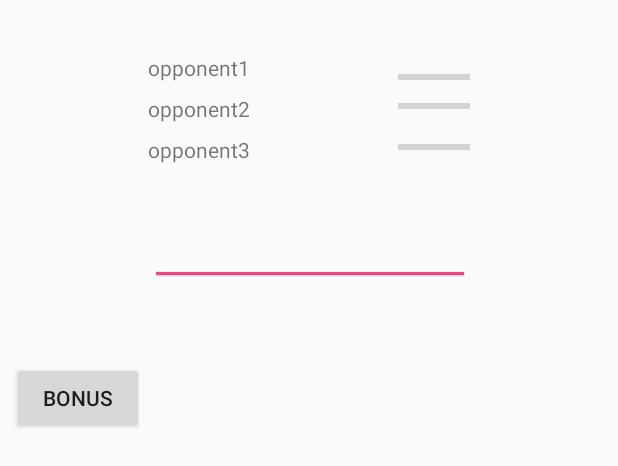
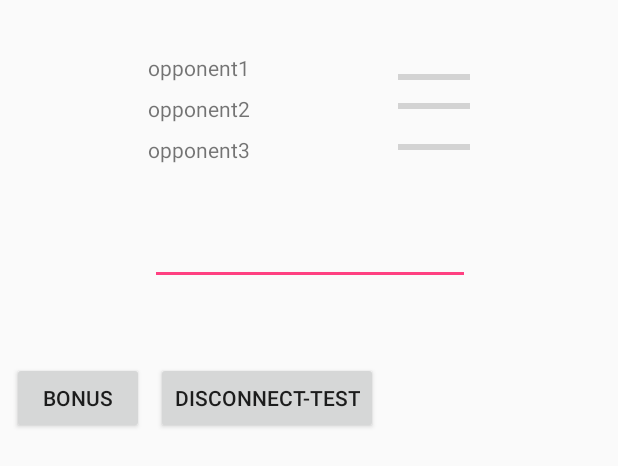
Before and after one commit to iCopyPasta/COMP512App, an Android app: the layout fragment_text_main_arena.xml on its own in the app's theme, with its tools: preview values and no code run, on a phone screen of 412 x 824 dp. Shown: the top 466 px of the screen. Run offline under Robolectric (Android 15) with nearby library versions, the phone set to English and light mode, and no system bars.

Commit message:
add logic to start unbinding our background connections client when leaving the TextFight activity as well as testing for a hosting losing connection to a peer

```diff
--- a/app/src/main/AndroidManifest.xml
+++ b/app/src/main/AndroidManifest.xml
@@ -27,7 +27,6 @@
             android:name=".TextFight"
             android:screenOrientation="portrait"
             />
-        <activity android:name=".PeersList"/>
     </application>
 
 </manifest>
--- a/app/src/main/java/com/example/pabloandtyler/comp512app/MainActivity.java
+++ b/app/src/main/java/com/example/pabloandtyler/comp512app/MainActivity.java
@@ -118,7 +118,7 @@ public class MainActivity extends AppCompatActivity {
 
     /** Finds an opponent to play the game with using Nearby Connections API. */
     public void findOpponent(View view) {
-        Log.i(TAG, "new activity: PeersList.class passed in");
+        Log.i(TAG, "new activity: MODE_PEER passed in");
         Intent intent = new Intent(this, TextFight.class);
         intent.putExtra(MODE, MODE_PEER);
         startActivity(intent);
@@ -127,7 +127,7 @@ public class MainActivity extends AppCompatActivity {
 
     /** Hosts a game for a peer using the Nearby Connections API*/
     public void hostGame(View view){
-        Log.i(TAG, "new activity: TextFight.class passed in");
+        Log.i(TAG, "new activity: MODE_HOST passed in");
         Intent intent = new Intent(this, TextFight.class);
         intent.putExtra(MODE, MODE_HOST);
         startActivity(intent);
--- a/app/src/main/java/com/example/pabloandtyler/comp512app/PeerListItemsFragment.java
+++ b/app/src/main/java/com/example/pabloandtyler/comp512app/PeerListItemsFragment.java
@@ -13,6 +13,7 @@ import android.view.View;
 import android.view.ViewGroup;
 import android.widget.ArrayAdapter;
 import android.widget.ListView;
+import android.widget.TextView;
 
 import com.example.pabloandtyler.comp512app.dummy.PeerDataItem;
 
@@ -69,6 +70,7 @@ public class PeerListItemsFragment extends ListFragment {
     public void onActivityCreated(Bundle savedInstanceState){
         super.onActivityCreated(savedInstanceState);
 
+        //((TextView) getActivity().findViewById(R.id.)).setText("Search for peers");
     }
 
     @Override
--- a/app/src/main/res/layout/fragment_text_main_arena.xml
+++ b/app/src/main/res/layout/fragment_text_main_arena.xml
@@ -155,6 +155,16 @@
             app:layout_constraintStart_toStartOf="parent"
             app:layout_constraintTop_toBottomOf="@+id/debug_message" />
 
+        <Button
+            android:id="@+id/button4"
+            android:layout_width="wrap_content"
+            android:layout_height="wrap_content"
+            android:layout_marginStart="8dp"
+            android:text="Disconnect-Test"
+            android:onClick="onDisconnectTest"
+            app:layout_constraintStart_toEndOf="@+id/button3"
+            app:layout_constraintTop_toTopOf="@+id/button3" />
+
     </android.support.constraint.ConstraintLayout>
 
 </FrameLayout>
```
Also changed, not shown: app/src/main/java/com/example/pabloandtyler/comp512app/TextFight.java (+52 -14 lines), app/src/main/res/layout/activity_text_fight.xml (+4 -3 lines).
